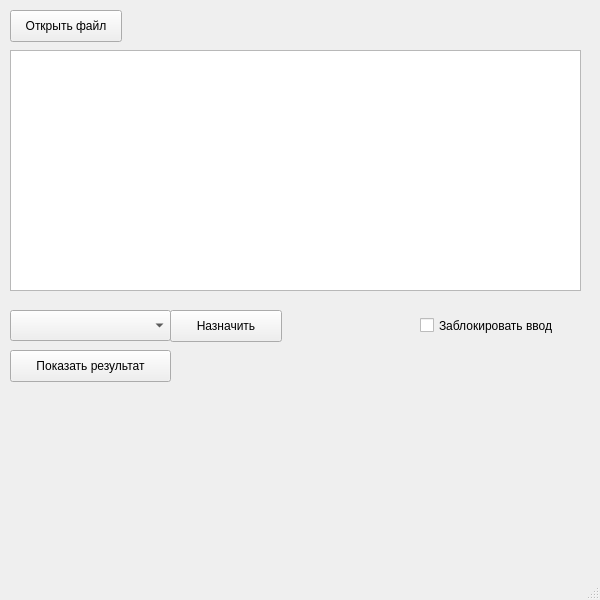
Old version of the form app.ui in the repository Holodome/ling.
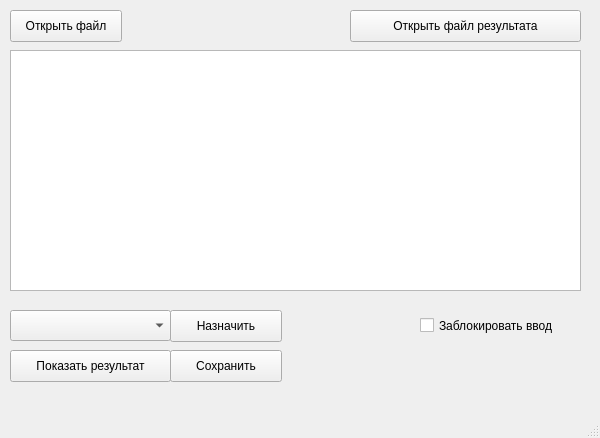
New version of the form.

```diff
--- a/app.ui
+++ b/app.ui
@@ -7,7 +7,7 @@
     <x>0</x>
     <y>0</y>
     <width>600</width>
-    <height>600</height>
+    <height>438</height>
    </rect>
   </property>
   <property name="windowTitle">
@@ -86,6 +86,32 @@
      <string>Открыть файл</string>
     </property>
    </widget>
+   <widget class="QPushButton" name="save_btn">
+    <property name="geometry">
+     <rect>
+      <x>170</x>
+      <y>350</y>
+      <width>112</width>
+      <height>32</height>
+     </rect>
+    </property>
+    <property name="text">
+     <string>Сохранить</string>
+    </property>
+   </widget>
+   <widget class="QPushButton" name="open_from_output_btn">
+    <property name="geometry">
+     <rect>
+      <x>350</x>
+      <y>10</y>
+      <width>231</width>
+      <height>32</height>
+     </rect>
+    </property>
+    <property name="text">
+     <string>Открыть файл результата</string>
+    </property>
+   </widget>
   </widget>
   <widget class="QMenuBar" name="menubar">
    <property name="geometry">
```
